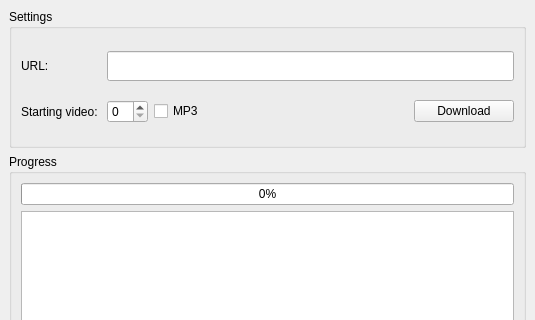
The window that ui/main.ui (itsMaspi/yt-pl-downloader) describes before a commit, drawn with Qt 5; both pictures show x 0 to 535 and y 0 to 320 of the 535 by 502 pixel window.
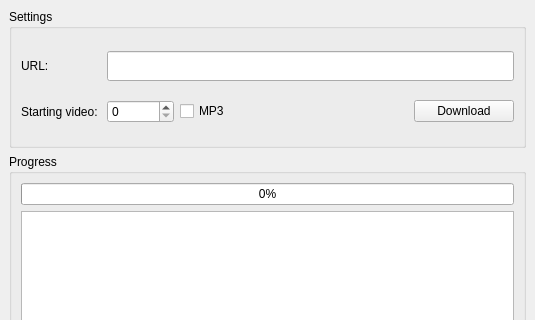
The same window after the commit.

Commit message: Enhancement: allow more than 2 digits in num_start spinbox

Patch:
```diff
--- a/ui/main.ui
+++ b/ui/main.ui
@@ -88,7 +88,11 @@
         </spacer>
        </item>
        <item row="1" column="1">
-        <widget class="QSpinBox" name="num_start"/>
+        <widget class="QSpinBox" name="num_start">
+         <property name="maximum">
+          <number>999999</number>
+         </property>
+        </widget>
        </item>
        <item row="1" column="0">
         <widget class="QLabel" name="label_2">
```
Left out of the diff: 2 changed lines with no effect on the pictures.
